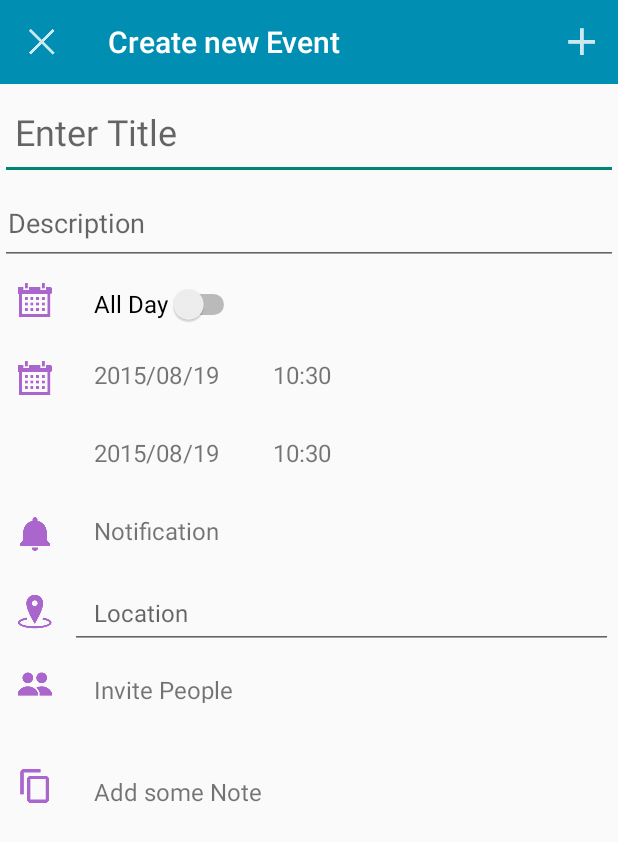
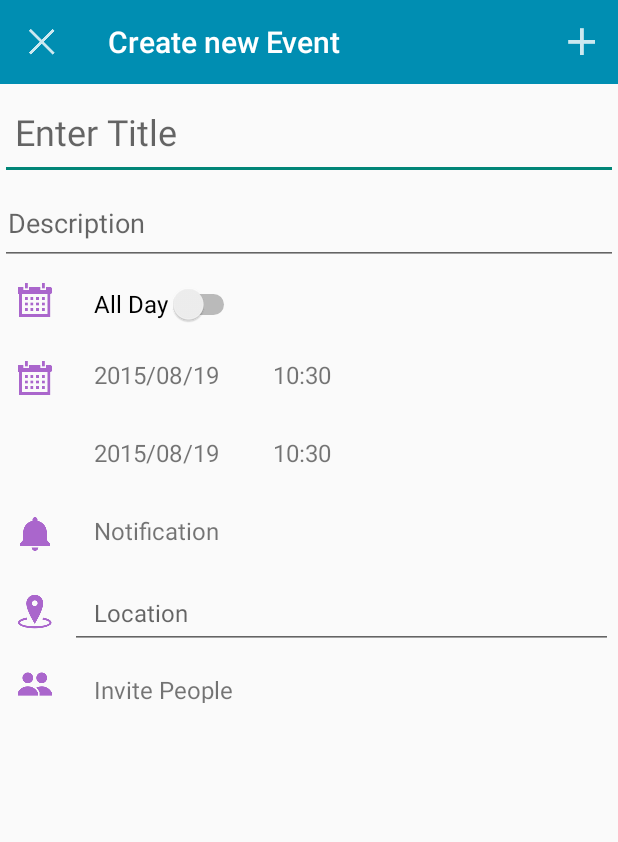
Before and after one commit to DiForest/BusinessCardPlanner, an Android app: the NewEventActivity screen opened directly, with no data from a screen before it, on a phone screen of 412 x 824 dp. Shown: the top 842 px of the screen. Run offline under Robolectric (Android 15) with nearby library versions, the phone set to English and light mode, and no system bars.

Commit message:
fixed schedule module

```diff
--- a/app/src/main/java/sam/businesscardplanner/BusinessSchedule/BusinessEventProfile.java
+++ b/app/src/main/java/sam/businesscardplanner/BusinessSchedule/BusinessEventProfile.java
@@ -22,8 +22,6 @@ public class BusinessEventProfile extends AppCompatActivity{
     private TextView mStartDateTime;
     private TextView mEndDateTime;
     private TextView mInvitedPeople;
-    private TextView mReminder;
-    private TextView mNote;
     private ImageView mBlank;
     private TextView mDescription;
 
@@ -48,7 +46,6 @@ public class BusinessEventProfile extends AppCompatActivity{
         mStartDateTime = (TextView) findViewById(R.id.txt_start_date);
         mEndDateTime = (TextView) findViewById(R.id.txt_end_date);
         mInvitedPeople = (TextView) findViewById(R.id.invited_people_card);
-        mNote = (TextView) findViewById(R.id.note);
         mBlank = (ImageView) findViewById(R.id.blank_end_date_image);
 
         Intent intent = getIntent();
--- a/app/src/main/java/sam/businesscardplanner/BusinessSchedule/NewEventActivity.java
+++ b/app/src/main/java/sam/businesscardplanner/BusinessSchedule/NewEventActivity.java
@@ -98,7 +98,6 @@ public class NewEventActivity extends AppCompatActivity {
         mPeople = (TextView) findViewById(R.id.txt_people);
         mDescription = (EditText) findViewById(R.id.edit_description);
 
-        mNote = (TextView) findViewById(R.id.txt_note);
         mLocation = (EditText) findViewById(R.id.txt_location);
         mTitle = (EditText) findViewById(R.id.edit_title);
         iconBlank = (ImageView) findViewById(R.id.icon_blank);
--- a/app/src/main/res/layout/activity_new_event.xml
+++ b/app/src/main/res/layout/activity_new_event.xml
@@ -247,21 +247,6 @@
 
             </LinearLayout>
 
-            <ImageView
-                android:layout_height="wrap_content"
-                android:layout_width="wrap_content"
-                android:src="@drawable/ic_note_purple"
-                android:padding="8dp"/>
-
-            <TextView
-                android:id="@+id/txt_note"
-                android:layout_height="52dp"
-                android:layout_width="fill_parent"
-                android:padding="16dp"
-                android:text="Add some Note"
-                android:textSize="16dp"/>
-
-
         </GridLayout>
     </LinearLayout>
 </ScrollView>
```
Also changed, not shown: app/src/main/res/layout/event_profile.xml (+3 -9 lines).
